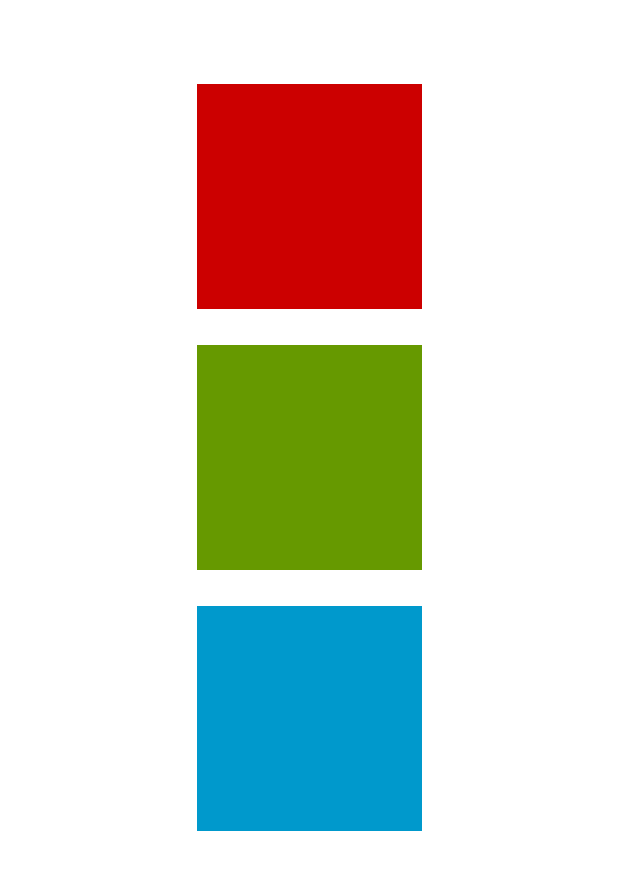
After one commit to yusril86/Aplikasi_Pengenalan_Huruf_Angka, an Android app: the ColorActivity screen opened directly, with no data from a screen before it, on a phone screen of 412 x 824 dp. The commit adds this screen. Shown: the top 870 px of the screen. Run offline under Robolectric (Android 15) with nearby library versions, the phone set to English and light mode, and no system bars.

Commit message:
- create color page - hide toolbar - update UI homepage

```diff
--- /dev/null
+++ b/app/src/main/java/com/yusril/aplikasipengenalanhurufangkadanwarna/ColorActivity.kt
@@ -0,0 +1,36 @@
+package com.yusril.aplikasipengenalanhurufangkadanwarna
+
+import android.media.MediaPlayer
+import android.os.Bundle
+import androidx.appcompat.app.AppCompatActivity
+import com.yusril.aplikasipengenalanhurufangkadanwarna.databinding.ActivityColorBinding
+
+class ColorActivity : AppCompatActivity() {
+
+    private lateinit var binding: ActivityColorBinding
+
+    override fun onCreate(savedInstanceState: Bundle?) {
+        super.onCreate(savedInstanceState)
+        binding = ActivityColorBinding.inflate(layoutInflater)
+        setContentView(binding.root)
+
+        supportActionBar?.hide()
+
+        var audio = MediaPlayer()
+
+        binding.apply {
+            redColor.setOnClickListener {
+                audio = MediaPlayer.create(this@ColorActivity,R.raw.red_color)
+                audio.start()
+            }
+            greenColor.setOnClickListener {
+                audio = MediaPlayer.create(this@ColorActivity,R.raw.green_color)
+                audio.start()
+            }
+            blueColor.setOnClickListener {
+                audio = MediaPlayer.create(this@ColorActivity,R.raw.blue_color)
+                audio.start()
+            }
+        }
+    }
+}
--- a/app/src/main/res/drawable/bg_btn_menu.xml
+++ b/app/src/main/res/drawable/bg_btn_menu.xml
@@ -4,7 +4,7 @@
     <item android:state_pressed="false">
         <shape android:shape="rectangle">
             <gradient
-                android:startColor="#c2e9fb"
+                android:startColor="#a1c4fd"
                 android:endColor="#a1c4fd"
                 />
             <corners android:radius="8dp" />
--- /dev/null
+++ b/app/src/main/res/layout/activity_color.xml
@@ -0,0 +1,44 @@
+<?xml version="1.0" encoding="utf-8"?>
+<androidx.constraintlayout.widget.ConstraintLayout xmlns:android="http://schemas.android.com/apk/res/android"
+    xmlns:app="http://schemas.android.com/apk/res-auto"
+    xmlns:tools="http://schemas.android.com/tools"
+    android:layout_width="match_parent"
+    android:layout_height="wrap_content"
+    android:paddingTop="24dp"
+    android:paddingBottom="24dp"
+    tools:context=".ColorActivity">
+
+    <View
+        android:id="@+id/redColor"
+        android:layout_width="150dp"
+        android:layout_height="150dp"
+        android:layout_marginTop="32dp"
+        android:background="@android:color/holo_red_dark"
+        app:layout_constraintTop_toTopOf="parent"
+        app:layout_constraintStart_toStartOf="parent"
+        app:layout_constraintEnd_toEndOf="parent"
+        />
+
+    <View
+        android:id="@+id/greenColor"
+        android:layout_width="150dp"
+        android:layout_height="150dp"
+        android:layout_marginTop="24dp"
+        android:background="@android:color/holo_green_dark"
+        app:layout_constraintTop_toBottomOf="@id/redColor"
+        app:layout_constraintStart_toStartOf="parent"
+        app:layout_constraintEnd_toEndOf="parent"
+        />
+
+    <View
+        android:id="@+id/blueColor"
+        android:layout_width="150dp"
+        android:layout_height="150dp"
+        android:background="@android:color/holo_blue_dark"
+        android:layout_marginTop="24dp"
+        app:layout_constraintTop_toBottomOf="@id/greenColor"
+        app:layout_constraintStart_toStartOf="parent"
+        app:layout_constraintEnd_toEndOf="parent"
+        />
+
+</androidx.constraintlayout.widget.ConstraintLayout>
```
Also changed, not shown: app/src/main/AndroidManifest.xml (+6 -3 lines), app/src/main/java/com/yusril/aplikasipengenalanhurufangkadanwarna/MainActivity.kt (+7 -0 lines), app/src/main/res/layout/activity_main.xml (+45 -65 lines), 3 other files.
